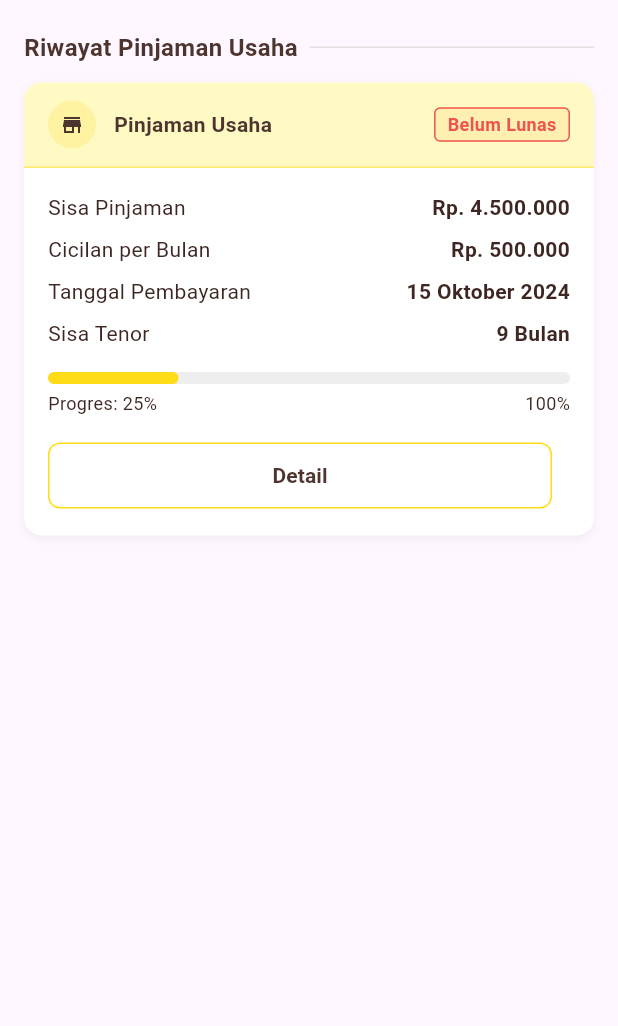
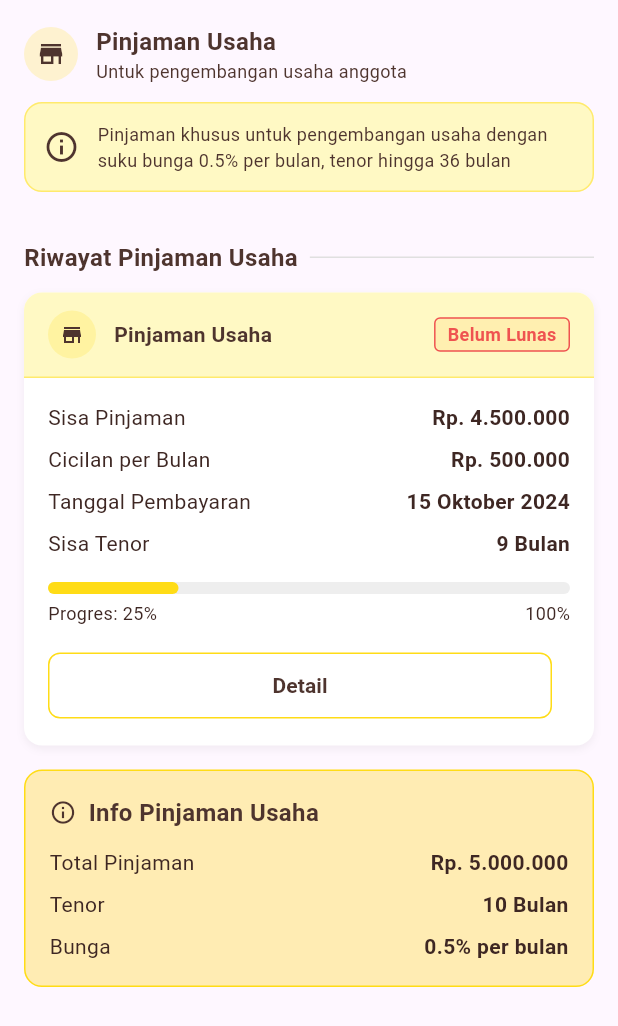
Before and after one commit to arppppppp/koperasimobile, a Flutter app: the UsahaLoanContent widget shown alone on an empty page, opened directly, on a phone screen of 412 x 824 dp. Shown: the top 1026 px of the screen. Run offline on Flutter 3.47's test engine with Material 3 defaults, Android fonts, the phone set to English and light mode, and no system bars; our stand-ins replace shared_preferences; accounts and stored records are empty; Roboto replaces fonts that are missing (Poppins).

```diff
--- a/lib/screen/history_screen.dart
+++ b/lib/screen/history_screen.dart
@@ -126,7 +126,9 @@ class _HistoryScreenState extends State<HistoryScreen>
                           border: Border.all(
                             color:
                                 isSelected
+
                             ? const Color(0xFFFFDC16)
+
                             : Colors.grey.shade300,
                           ),
                         ),
@@ -135,10 +137,14 @@ class _HistoryScreenState extends State<HistoryScreen>
                           style: TextStyle(
                             color:
                                 isSelected
+
                             ? const Color(0xFF4E342E)
+
                             : Colors.grey,
                             fontWeight:
-                                isSelected ? FontWeight.w600 : FontWeight.w400,
+                                isSelected
+                            ? FontWeight.w600
+                            : FontWeight.w400,
                           ),
                         ),
                       ),
@@ -241,6 +247,11 @@ class _HistoryScreenState extends State<HistoryScreen>
     List<Map<String, dynamic>> transactions,
     String emptyMsg,
   ) {
+    return _buildTransactionList(transactions, 'Tidak ada riwayat pinjaman');
+  }
+
+  Widget _buildTransactionList(
+      List<Map<String, dynamic>> transactions, String emptyMsg) {
     return transactions.isEmpty
         ? _buildEmptyState(emptyMsg)
         : ListView.builder(
@@ -332,7 +343,9 @@ class _HistoryScreenState extends State<HistoryScreen>
                         style: TextStyle(
                           color:
                               amount.contains('+')
+
                               ? Colors.green
+
                               : const Color(0xFF4E342E),
                           fontSize: 16,
                           fontWeight: FontWeight.w700,
@@ -350,6 +363,7 @@ class _HistoryScreenState extends State<HistoryScreen>
                     children: [
                       const Icon(
                         Icons.calendar_today,
+
                           size: 14,
                         color: Colors.grey,
                       ),
@@ -364,6 +378,7 @@ class _HistoryScreenState extends State<HistoryScreen>
                       const SizedBox(width: 12),
                       const Icon(
                         Icons.access_time,
+
                           size: 14,
                         color: Colors.grey,
                       ),
--- a/lib/screen/pinjaman_screen.dart
+++ b/lib/screen/pinjaman_screen.dart
@@ -9,7 +9,6 @@ class PinjamanScreen extends StatelessWidget {
       backgroundColor: const Color(0xFFFAFAFA),
       appBar: AppBar(
         backgroundColor: const Color(0xFFFFDC16),
-        toolbarHeight: 69,
         elevation: 0,
         title: const Text(
           'Pinjaman',
@@ -836,6 +835,11 @@ class RegulerLoanContent extends StatelessWidget {
             isCompleted: true,
             loanType: 'Reguler',
           ),
+
+          const SizedBox(height: 16),
+
+          // Extra space for bottom navigation bar
+          const SizedBox(height: 24),
         ],
       ),
     );
@@ -848,9 +852,82 @@ class UsahaLoanContent extends StatelessWidget {
   @override
   Widget build(BuildContext context) {
     return SingleChildScrollView(
+      padding: const EdgeInsets.symmetric(vertical: 16),
       child: Column(
         crossAxisAlignment: CrossAxisAlignment.start,
         children: [
+          // Section header
+          Padding(
+            padding: const EdgeInsets.symmetric(horizontal: 16),
+            child: Row(
+              children: [
+                Container(
+                  padding: const EdgeInsets.all(8),
+                  decoration: BoxDecoration(
+                    color: const Color(0xFFFFDC16).withOpacity(0.2),
+                    shape: BoxShape.circle,
+                  ),
+                  child: const Icon(
+                    Icons.store,
+                    color: Color(0xFF4E342E),
+                    size: 20,
+                  ),
+                ),
+                const SizedBox(width: 12),
+                const Column(
+                  crossAxisAlignment: CrossAxisAlignment.start,
+                  children: [
+                    Text(
+                      'Pinjaman Usaha',
+                      style: TextStyle(
+                        color: Color(0xFF4E342E),
+                        fontSize: 16,
+                        fontFamily: 'Poppins',
+                        fontWeight: FontWeight.w700,
+                      ),
+                    ),
+                    Text(
+                      'Untuk pengembangan usaha anggota',
+                      style: TextStyle(
+                        color: Color(0xFF4E342E),
+                        fontSize: 12,
+                        fontFamily: 'Poppins',
+                        fontWeight: FontWeight.w400,
+                      ),
+                    ),
+                  ],
+                ),
+              ],
+            ),
+          ),
+
+          // Info card
+          Container(
+            margin: const EdgeInsets.symmetric(horizontal: 16, vertical: 12),
+            padding: const EdgeInsets.all(12),
+            decoration: BoxDecoration(
+              color: const Color(0xFFFFF9C4),
+              borderRadius: BorderRadius.circular(12),
+              border: Border.all(color: const Color(0xFFFFDC16).withOpacity(0.5)),
+            ),
+            child: const Row(
+              children: [
+                Icon(Icons.info_outline, color: Color(0xFF4E342E)),
+                SizedBox(width: 12),
+                Expanded(
+                  child: Text(
+                    'Pinjaman khusus untuk pengembangan usaha dengan suku bunga 0.5% per bulan, tenor hingga 36 bulan',
+                    style: TextStyle(
+                      color: Color(0xFF4E342E),
+                      fontSize: 12,
+                      fontFamily: 'Poppins',
+                    ),
+                  ),
+                ),
+              ],
+            ),
+          ),
+
           // Section divider
           const SectionDivider(title: 'Riwayat Pinjaman Usaha'),
 
@@ -863,6 +940,19 @@ class UsahaLoanContent extends StatelessWidget {
             isCompleted: false,
             loanType: 'Usaha',
           ),
+
+          const SizedBox(height: 16),
+
+          // Total loan summary card
+          const TotalLoanSummaryCard(
+            totalAmount: '5.000.000',
+            duration: '10 Bulan',
+            loanType: 'Usaha',
+            interestRate: '0.5% per bulan',
+          ),
+
+          // Extra space for bottom navigation bar
+          const SizedBox(height: 24),
         ],
       ),
     );
--- a/lib/screen/simpanan_screen.dart
+++ b/lib/screen/simpanan_screen.dart
@@ -29,7 +29,7 @@ class _SimpananScreenState extends State<SimpananScreen>
       backgroundColor: const Color(0xFFFAFAFA),
       appBar: AppBar(
         backgroundColor: const Color(0xFFFFDC16),
-        toolbarHeight: 69,
+        toolbarHeight: 56,
         elevation: 0,
         title: const Text(
           'Simpanan',
--- a/pubspec.yaml
+++ b/pubspec.yaml
@@ -30,7 +30,8 @@ environment:
 dependencies:
   flutter:
     sdk: flutter
-  http: ^0.13.6
+  http: ^1.2.0
+  shared_preferences: ^2.2.2
 
   # The following adds the Cupertino Icons font to your application.
   # Use with the CupertinoIcons class for iOS style icons.
```
Also changed, not shown: lib/screen/login.dart (+47 -14 lines), lib/services/api_services.dart (+13 -72 lines), lib/services/auth_service.dart (added, +25 -0 lines), pubspec.lock, 2 other files. Lines whose indentation alone changed are shown as unchanged.
